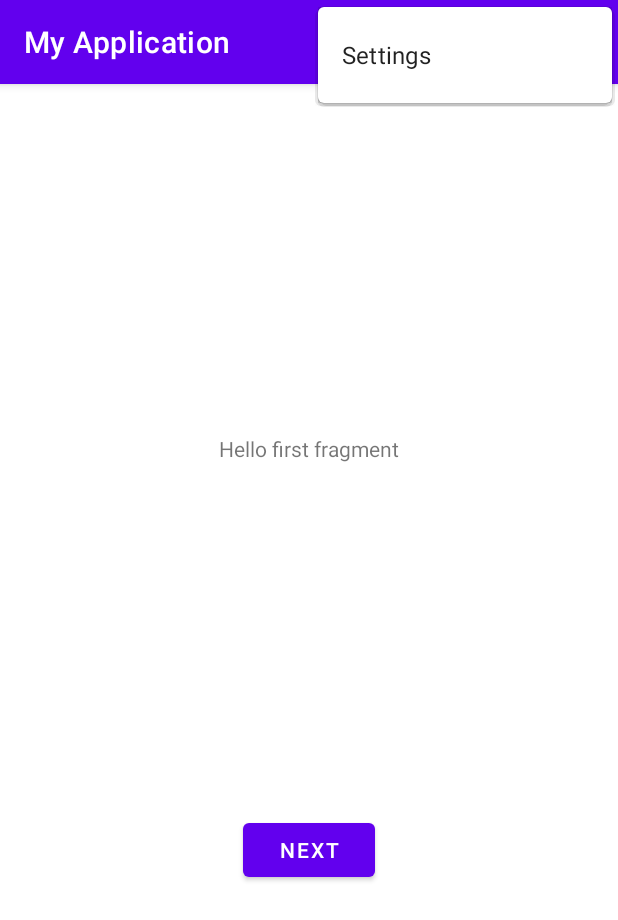
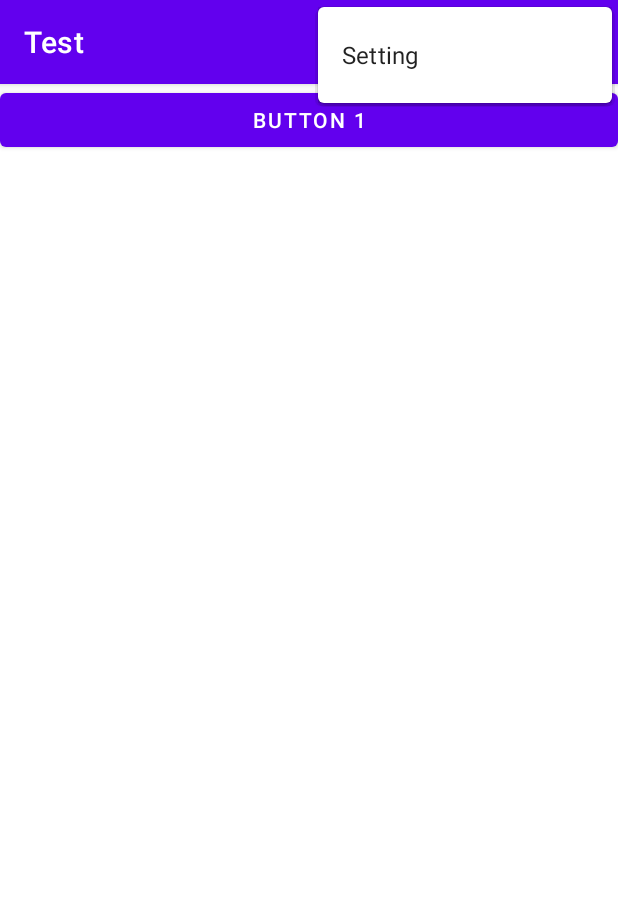
Before and after one commit to WYZSamurai/Program, an Android app: the screen it shows after launch (MainActivity), with the options menu open, on a phone screen of 412 x 824 dp. Shown: the top 920 px of the screen. Run offline under Robolectric (Android 15) with nearby library versions, the phone set to English and light mode, and no system bars.

Commit message:
add MainActivity

```diff
--- a/Android/FirstApp/app/src/main/java/com/example/myapplication/MainActivity.java
+++ b/Android/FirstApp/app/src/main/java/com/example/myapplication/MainActivity.java
@@ -1,13 +1,36 @@
 package com.example.myapplication;
 
+import androidx.annotation.NonNull;
 import androidx.appcompat.app.AppCompatActivity;
 
 import android.os.Bundle;
+import android.view.Menu;
+import android.view.MenuItem;
+import android.view.View;
+import android.widget.Button;
+import android.widget.Toast;
 
 public class MainActivity extends AppCompatActivity {
 
     @Override
     protected void onCreate(Bundle savedInstanceState) {
         super.onCreate(savedInstanceState);
+        setContentView(R.layout.first_layout);
+        Button button1 = (Button)findViewById(R.id.button_1);
+        button1.setOnClickListener(v -> Toast.makeText(MainActivity.this, "clicked Button1",Toast.LENGTH_LONG).show());
+    }
+
+    @Override
+    public boolean onCreateOptionsMenu(Menu menu) {
+        getMenuInflater().inflate(R.menu.main,menu);
+        return super.onCreateOptionsMenu(menu);
+    }
+
+    @Override
+    public boolean onOptionsItemSelected(@NonNull MenuItem item) {
+        if(item.getItemId() == R.id.setting){
+            Toast.makeText(this,"clicked Setting",Toast.LENGTH_LONG).show();
+        }
+        return super.onOptionsItemSelected(item);
     }
 }
--- /dev/null
+++ b/Android/FirstApp/app/src/main/res/layout/first_layout.xml
@@ -0,0 +1,13 @@
+<?xml version="1.0" encoding="utf-8"?>
+<LinearLayout xmlns:android="http://schemas.android.com/apk/res/android"
+    android:orientation="vertical"
+    android:layout_width="match_parent"
+    android:layout_height="match_parent">
+
+    <Button
+        android:id="@+id/button_1"
+        android:layout_width="match_parent"
+        android:layout_height="wrap_content"
+        android:text="Button 1" />
+
+</LinearLayout>
--- /dev/null
+++ b/Android/FirstApp/app/src/main/res/menu/main.xml
@@ -0,0 +1,7 @@
+<?xml version="1.0" encoding="utf-8"?>
+<menu xmlns:android="http://schemas.android.com/apk/res/android">
+    <item
+        android:id="@+id/setting"
+        android:title="@string/menu_name"/>
+
+</menu>
--- a/Android/FirstApp/app/src/main/res/values/strings.xml
+++ b/Android/FirstApp/app/src/main/res/values/strings.xml
@@ -1,3 +1,4 @@
 <resources>
-    <string name="app_name">My Application</string>
+    <string name="app_name">Test</string>
+    <string name="menu_name">Setting</string>
 </resources>
```
Also changed, not shown: Android/FirstApp/app/src/main/AndroidManifest.xml (+7 -1 lines).
